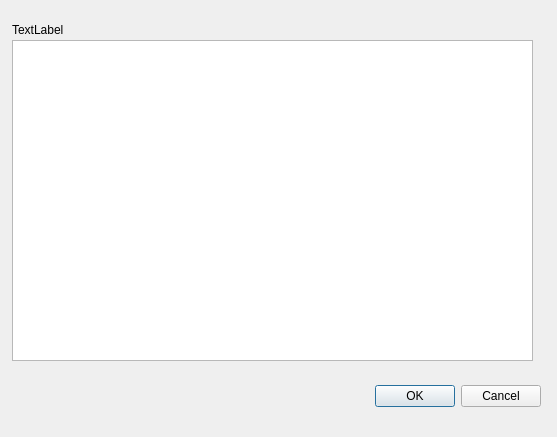
Old version of the form plugins/textshape/dialogs/TableOfContentsStyleConfigure.ui in the repository KDE/krita.
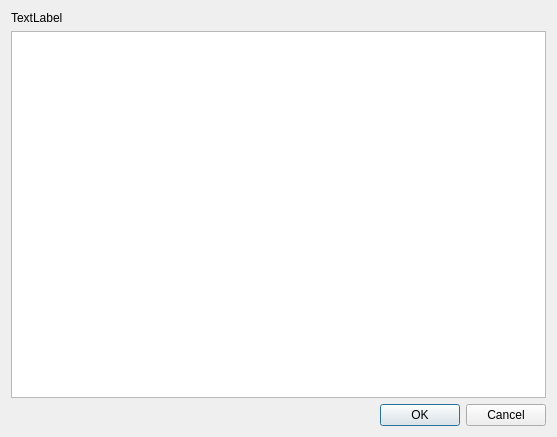
New version of the form.

Patch:
```diff
--- a/plugins/textshape/dialogs/TableOfContentsStyleConfigure.ui
+++ b/plugins/textshape/dialogs/TableOfContentsStyleConfigure.ui
@@ -13,15 +13,19 @@
   <property name="windowTitle">
    <string>Dialog</string>
   </property>
+  <layout class="QGridLayout" name="gridLayout">
+   <item row="0" column="0">
+    <widget class="QLabel" name="stylesAvailableLabel">
+     <property name="text">
+      <string>TextLabel</string>
+     </property>
+    </widget>
+   </item>
+   <item row="1" column="0">
+    <widget class="QTableView" name="tableView"/>
+   </item>
+   <item row="2" column="0">
   <widget class="QDialogButtonBox" name="buttonBox">
-   <property name="geometry">
-    <rect>
-     <x>200</x>
-     <y>380</y>
-     <width>341</width>
-     <height>32</height>
-    </rect>
-   </property>
    <property name="orientation">
     <enum>Qt::Horizontal</enum>
    </property>
@@ -29,29 +33,8 @@
     <set>QDialogButtonBox::Cancel|QDialogButtonBox::Ok</set>
    </property>
   </widget>
-  <widget class="QTableView" name="tableView">
-   <property name="geometry">
-    <rect>
-     <x>12</x>
-     <y>40</y>
-     <width>521</width>
-     <height>321</height>
-    </rect>
-   </property>
-   +  </widget>
-  <widget class="QLabel" name="stylesAvailableLabel">
-   <property name="geometry">
-    <rect>
-     <x>12</x>
-     <y>22</y>
-     <width>511</width>
-     <height>16</height>
-    </rect>
-   </property>
-   <property name="text">
-    <string>TextLabel</string>
-   </property>
-  </widget>
+   </item>
+  </layout>
  </widget>
  <resources/>
  <connections>
```
Lines whose indentation alone changed are shown as unchanged.
